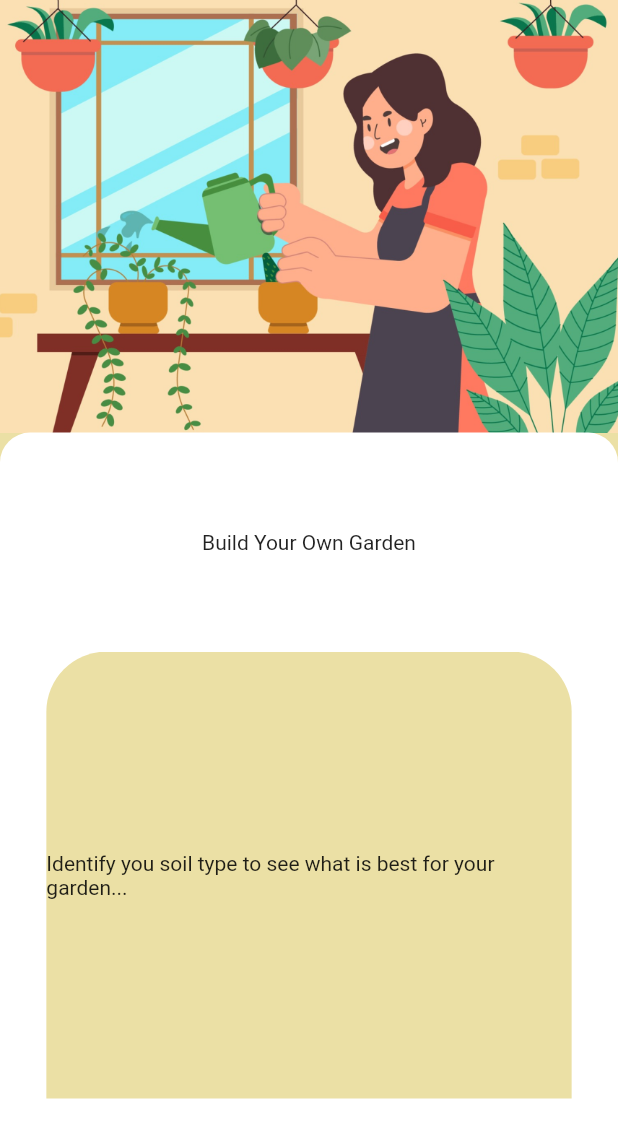
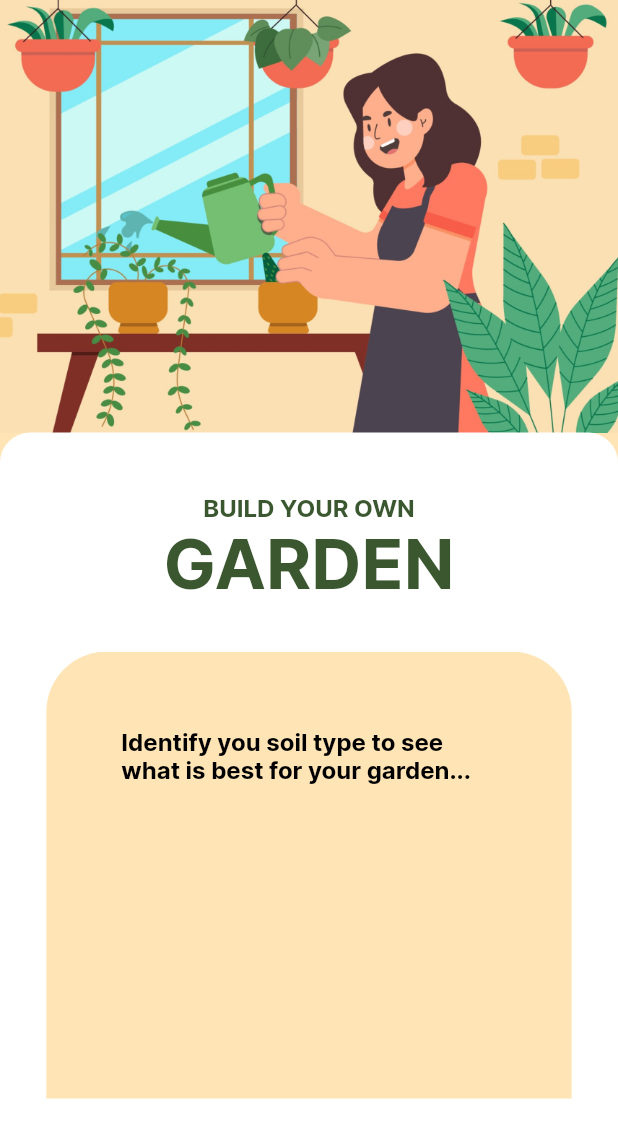
Before and after one commit to GardenMate/ibm-garden, a Flutter app: the screen it shows after launch, on a phone screen of 412 x 824 dp. Shown: the top 1138 px of the screen. Run offline on Flutter 3.47's test engine with Material 2 defaults, Android fonts, the phone set to English and light mode, and no system bars.

Commit message:
build scrollable page

```diff
--- a/build_my_garden/lib/main.dart
+++ b/build_my_garden/lib/main.dart
@@ -29,7 +29,7 @@ class _MyAppState extends State<MyApp> {
     return MaterialApp(
         title: 'Build Your Garden', //The title of the Flutter App
         theme: ThemeData(
-          scaffoldBackgroundColor: Color.fromARGB(255, 235, 224, 165),
+          scaffoldBackgroundColor: Color.fromARGB(255, 255, 228, 182),
           primarySwatch: Colors.green,
         ), //ThemeData
         home: WelcomePage()); //Column //Center //Scaffold //MaterialApp
--- a/build_my_garden/lib/pages/welcome_page.dart
+++ b/build_my_garden/lib/pages/welcome_page.dart
@@ -1,6 +1,8 @@
+import 'package:build_my_garden/widgets/app_large_text.dart';
 import 'package:flutter/material.dart';
 
 import '../sizes_helpers.dart';
+import '../widgets/app_text.dart';
 
 class WelcomePage extends StatefulWidget {
   const WelcomePage({Key? key}) : super(key: key);
@@ -10,6 +12,12 @@ class WelcomePage extends StatefulWidget {
 }
 
 class _WelcomePageState extends State<WelcomePage> {
+  List list_of_text = [
+    "Identify you soil type to see what is best for your garden... ",
+    "Keep status of your garden... ",
+    "Sell it to a marketplace... ",
+  ];
+
   @override
   Widget build(BuildContext context) {
     return Scaffold(
@@ -17,27 +25,47 @@ class _WelcomePageState extends State<WelcomePage> {
             child: Column(
       children: [
         Container(
+          // set height to 35% of the display
           height: displayHeight(context) * 0.35,
+          // Load the top image
           decoration: const BoxDecoration(
             image: DecorationImage(
-                image: AssetImage("img/front_page.png"), fit: BoxFit.cover),
+                image: AssetImage("assets/images/front_page.png"),
+                fit: BoxFit.cover),
           ),
         ),
         Container(
+            // set the bottom half as 65% of display
             height: displayHeight(context) * 0.65,
+            width: displayWidth(context),
             decoration: const BoxDecoration(
               color: Colors.white,
               borderRadius: BorderRadius.only(
+                  // set border radius
                   topRight: Radius.circular(20.0),
                   topLeft: Radius.circular(20.0)),
             ),
             child: Column(
               children: [
                 Container(
-                  height: 146,
-                  child: Center(child: Text("Build Your Own Garden")),
-                ),
+                    // Margin for the text inside the white box
+                    margin: const EdgeInsets.only(top: 40),
+                    height: 106,
+                    child: Column(
+                      children: const [
+                        // Load the widget AppLargeText
+                        AppLargeText(
+                            text: "BUILD YOUR OWN",
+                            size: 16,
+                            color: Color.fromARGB(255, 59, 87, 48)),
+                        AppLargeText(
+                            text: "GARDEN",
+                            size: 46,
+                            color: Color.fromARGB(255, 59, 87, 48)),
+                      ],
+                    )),
                 Container(
+                    // A container that is scrollable with information
                     width: displayWidth(context) * 0.85,
                     height: 298,
                     child: PageView.builder(
@@ -46,16 +74,22 @@ class _WelcomePageState extends State<WelcomePage> {
                         itemBuilder: (context, index) {
                           return Container(
                             decoration: const BoxDecoration(
-                              color: Color.fromARGB(255, 235, 224, 165),
+                              color: Color.fromARGB(255, 255, 228, 182),
                               borderRadius: BorderRadius.only(
                                   topRight: Radius.circular(40.0),
                                   topLeft: Radius.circular(40.0)),
                             ),
                             height: displayHeight(context) * 0.65,
-                            child: const Center(
-                              child: Text(
-                                  "Identify you soil type to see what is best for your garden... "),
-                            ),
+                            // The button and text are in a column inside the pageview
+                            child: Column(children: [
+                              Container(
+                                margin: const EdgeInsets.only(
+                                    top: 50, left: 50, right: 50),
+                                // Load the widget AppText for texts
+                                child: AppText(text: list_of_text[index]),
+                              ),
+                              Container()
+                            ]),
                           );
                         }))
               ],
--- /dev/null
+++ b/build_my_garden/lib/widgets/app_large_text.dart
@@ -0,0 +1,25 @@
+import 'package:flutter/cupertino.dart';
+import 'package:flutter/material.dart';
+
+class AppLargeText extends StatelessWidget {
+  final double size;
+  final String text;
+  final Color color;
+
+  const AppLargeText(
+      {Key? key, this.size = 30, required this.text, this.color = Colors.black})
+      : super(key: key);
+
+  @override
+  Widget build(BuildContext context) {
+    return Text(
+      text,
+      style: TextStyle(
+        color: color,
+        fontSize: size,
+        fontWeight: FontWeight.bold,
+        fontFamily: 'Inter',
+      ),
+    );
+  }
+}
--- /dev/null
+++ b/build_my_garden/lib/widgets/app_text.dart
@@ -0,0 +1,25 @@
+import 'package:flutter/cupertino.dart';
+import 'package:flutter/material.dart';
+
+class AppText extends StatelessWidget {
+  final double size;
+  final String text;
+  final Color color;
+
+  const AppText(
+      {Key? key, this.size = 16, required this.text, this.color = Colors.black})
+      : super(key: key);
+
+  @override
+  Widget build(BuildContext context) {
+    return Text(
+      text,
+      style: TextStyle(
+        color: color,
+        fontSize: size,
+        fontWeight: FontWeight.w600,
+        fontFamily: 'Inter',
+      ),
+    );
+  }
+}
```
Also changed, not shown: build_my_garden/pubspec.yaml (+16 -7 lines), build_my_garden/assets/fonts/Inter-Black.ttf (added), build_my_garden/assets/fonts/Inter-Bold.ttf (added), build_my_garden/assets/fonts/Inter-ExtraBold.ttf (added), build_my_garden/assets/fonts/Inter-ExtraLight.ttf (added), build_my_garden/assets/fonts/Inter-Light.ttf (added), build_my_garden/assets/fonts/Inter-Medium.ttf (added), build_my_garden/assets/fonts/Inter-Regular.ttf (added), build_my_garden/assets/fonts/Inter-SemiBold.ttf (added), build_my_garden/assets/fonts/Inter-Thin.ttf (added), build_my_garden/assets/images/front_page.png (renamed from build_my_garden/img/front_page.png).
